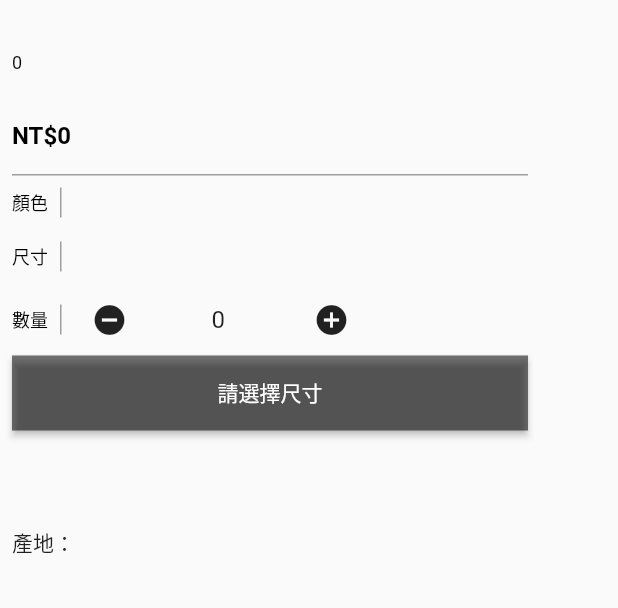
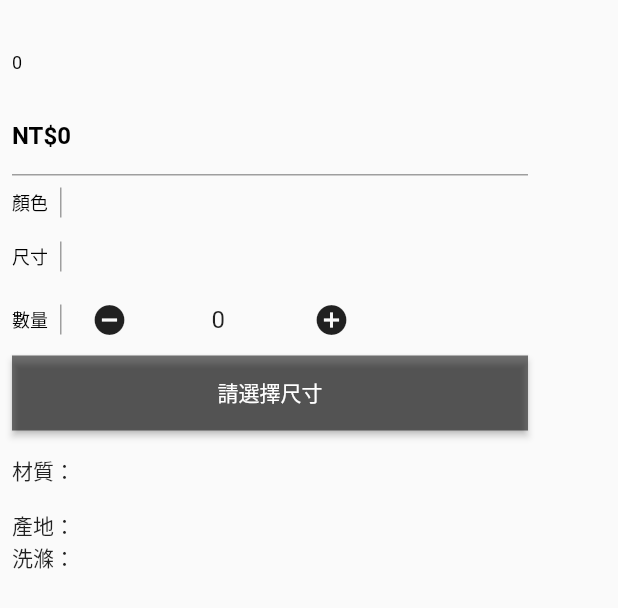
Before and after one commit to johnlo-dev/stylish_flutter_app, a Flutter app: the ContentSection widget shown alone on an empty page, opened directly with empty values, on a phone screen of 412 x 824 dp. Shown: the top 608 px of the screen. Run offline on Flutter 3.47's test engine with Material 2 defaults, Android fonts, the phone set to English and light mode, and no system bars; our stand-ins replace bloc, dio, flutter_bloc; network calls fail.

Commit message:
fix some ui issues in detail page.

```diff
--- a/lib/constants.dart
+++ b/lib/constants.dart
@@ -11,6 +11,8 @@ class Strings {
   static const detailTitleAmount = "數量";
   static const detailTitleSelectSize = "請選擇尺寸";
 
+  static const detailTitleTexture = "材質：";
+  static const detailTitleWash = "洗滌：";
   static const detailTitlePlace = "產地：";
   static const detailTitleDescription = "細部說明";
 
--- a/lib/ui/pages/detail/detail_page.dart
+++ b/lib/ui/pages/detail/detail_page.dart
@@ -2,6 +2,7 @@ import 'package:flutter/material.dart';
 import 'package:flutter_project/ui/pages/detail/widgets/selectors/amout_selector.dart';
 import 'package:flutter_project/ui/pages/detail/widgets/selectors/color_selector.dart';
 import 'package:flutter_project/ui/pages/detail/widgets/selectors/size_selector.dart';
+
 import '../../../constants.dart';
 import '../../../model/product.dart';
 import '../../general_widgets/fix_size_divider.dart';
@@ -17,7 +18,6 @@ class DetailPage extends StatelessWidget {
   Widget build(BuildContext context) {
     bool isWideScreen =
         MediaQuery.of(context).size.width > Dimens.widthWideScreenSpec;
-
     return SafeArea(
         child: Scaffold(
             backgroundColor: Colors.white,
@@ -31,13 +31,14 @@ class DetailPage extends StatelessWidget {
                       itemCount: _product.images.length + 3,
                       itemBuilder: (BuildContext context, int position) {
                         switch (position) {
-                          case 0 :
-                            return const VerticalSpacer(spacerHeight: Dimens.paddingHalf);
+                          case 0:
+                            return const VerticalSpacer(
+                                spacerHeight: Dimens.paddingHalf);
                           case 1:
                             return getDynamicLayoutItem(context, _product);
                           case 2:
-                            return getDescriptionItem(
-                                context, isWideScreen, _product);
+                            return getStoryItem(
+                                context, isWideScreen, _product.story);
                           default:
                             return getImageItem(context, isWideScreen,
                                 _product.images[position - 3]);
@@ -73,8 +74,7 @@ class DetailPage extends StatelessWidget {
     ];
   }
 
-  Widget getDescriptionItem(
-      BuildContext context, bool isWideScreen, Product product) {
+  Widget getStoryItem(BuildContext context, bool isWideScreen, String story) {
     const widthWide = Dimens.widthDetailContentWide;
     const widthNotWide =
         Dimens.widthDetailContentNotWide - Dimens.paddingHalf * 2;
@@ -105,8 +105,7 @@ class DetailPage extends StatelessWidget {
         ),
       ),
       SizedBox(
-          width: isWideScreen ? widthWide : widthNotWide,
-          child: Text(product.description)),
+          width: isWideScreen ? widthWide : widthNotWide, child: Text(story)),
       const VerticalSpacer(spacerHeight: Dimens.paddingHalf),
     ]);
   }
@@ -135,7 +134,8 @@ class DetailPage extends StatelessWidget {
 }
 
 class ContentSection extends StatelessWidget {
-  const ContentSection({super.key, required Product product}) : _product = product;
+  const ContentSection({super.key, required Product product})
+      : _product = product;
 
   final Product _product;
 
@@ -151,6 +151,7 @@ class ContentSection extends StatelessWidget {
             isWideScreen ? Dimens.paddingGeneral : Dimens.paddingHalf),
         child: ListView(
           shrinkWrap: true,
+          physics: const NeverScrollableScrollPhysics(),
           children: [
             Text(
               _product.title,
@@ -176,7 +177,8 @@ class ContentSection extends StatelessWidget {
               color: Colors.grey,
               padding: 0,
             ),
-            ColorSelector(colorList: _product.colors.map((color) => color.code).toList()),
+            ColorSelector(
+                colorList: _product.colors.map((color) => color.code).toList()),
             SizeSelector(sizeList: _product.sizes),
             AmountSelector(maxAmount: 666),
             SizedBox(
@@ -196,10 +198,11 @@ class ContentSection extends StatelessWidget {
             // SizeSelector(sizeList: product.sizes),
             // countView(),
             const VerticalSpacer(spacerHeight: Dimens.paddingGeneral),
+            Text(Strings.detailTitleTexture + _product.texture),
+            Text(_product.description),
+            Text(Strings.detailTitlePlace + _product.place),
+            Text(Strings.detailTitleWash + _product.wash),
             Text(_product.note),
-            Text(_product.texture),
-            Text(_product.wash),
-            Text(Strings.detailTitlePlace + _product.place)
           ],
         ),
       ),
--- a/lib/ui/pages/detail/widgets/selectors/size_selector.dart
+++ b/lib/ui/pages/detail/widgets/selectors/size_selector.dart
@@ -38,7 +38,7 @@ class SizeSelector extends StatelessWidget {
                             }
                             return ElevatedButton(
                               style: ElevatedButton.styleFrom( // ElevatedButton styles
-                                  padding: const EdgeInsets.all(Dimens.paddingHalf), // Some padding example
+                                  padding: EdgeInsets.zero, // Some padding example
                                   shape: RoundedRectangleBorder( // Border
                                     borderRadius: BorderRadius.circular(Dimens.roundingSizeSelector),
                                   ),
```
